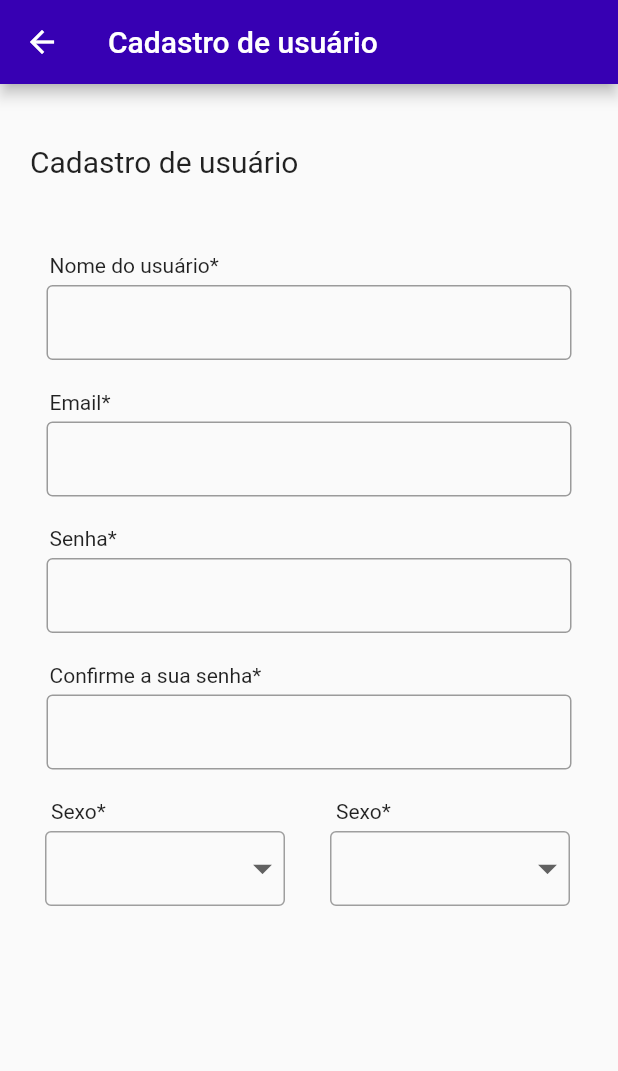
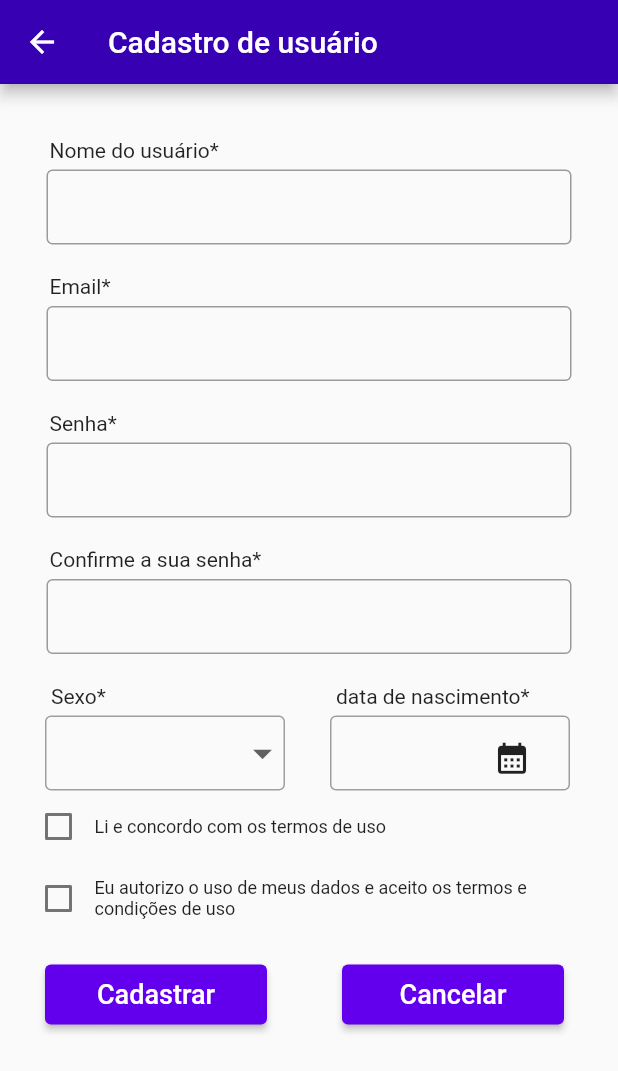
Before and after one commit to MathMedrado/procure_aqui, a Flutter app: the UserFormPage screen opened by its route, on a phone screen of 412 x 824 dp. Shown: the top 1071 px of the screen. Run offline on Flutter 3.47's test engine with Material 2 defaults, Android fonts, the light colour scheme and no system bars.

Commit message:
Adicionado pagina de cadastro de usuario

```diff
--- a/frontend/procure_aqui/lib/components/UserFormPage.dart
+++ b/frontend/procure_aqui/lib/components/UserFormPage.dart
@@ -1,5 +1,8 @@
+import 'dart:ui';
+
 import 'package:flutter/material.dart';
 import 'userForm.dart';
+import 'package:intl/intl.dart';
 
 class UserFormPage extends StatefulWidget {
   const UserFormPage({super.key});
@@ -11,6 +14,10 @@ class UserFormPage extends StatefulWidget {
 class _UserFormPageState extends State<UserFormPage> {
 
   String? _sexDropDownValue;
+  DateTime? _dateTime;
+  bool? _isChecked1 = false;
+  bool? _isChecked2 = false;
+
 
   void sexDropDownHandler(String? selectedValue){
     if(selectedValue is String){
@@ -23,22 +30,19 @@ class _UserFormPageState extends State<UserFormPage> {
   @override
   Widget build(BuildContext context) {
     return Scaffold(
+      resizeToAvoidBottomInset: false,
       appBar: AppBar(
         title: Text('Cadastro de usuário'),
         backgroundColor: Color(0xFF3700B3),
 
       ),
-      body: Column(
+      body: SingleChildScrollView(
+        child: Column(
           crossAxisAlignment: CrossAxisAlignment.start,
           children: [
             Container(
-            margin: EdgeInsets.fromLTRB(20, 40, 0, 50),
-            child: Text(
-              'Cadastro de usuário',
-              style: TextStyle(
-                fontSize: 20
-              ),
-              ),
+              margin: EdgeInsets.fromLTRB(0, 0, 0, 20),
+              child: Text('')
             ),
             inputField(inputText: 'Nome do usuário*'),
             inputField(inputText: 'Email*'),
@@ -81,34 +85,140 @@ class _UserFormPageState extends State<UserFormPage> {
                     Container(
                       width: 150,
                       margin: EdgeInsets.only(left: 28, bottom: 5),
-                    child: Text('Sexo*')
+                      child: Text('data de nascimento*')
                     ),
                     Container(
                       width: 160,
                       height: 50,
                       margin: EdgeInsets.only(left: 30),
-                    child: DropdownButtonFormField(items: const [
-                      DropdownMenuItem(child: Text('Masculino'),value: "Masculino"),
-                      DropdownMenuItem(child: Text('Feminino'),value: "Feminino"),
+                      decoration: BoxDecoration(
+                        border: Border.all(color: Colors.grey),
+                        borderRadius: BorderRadius.all(Radius.circular(4))
+                      ),
+                      child:  Row(
+                        children: [
+                          Padding(
+                            padding: const EdgeInsets.all(10.0),
+                            child: Text(
+                              _dateTime == null? '                     ' : DateFormat('d/MM/y').format(_dateTime!)
+                            ),
+                          ),
+                          IconButton(
+                            icon: Icon(Icons.calendar_month),
+                            iconSize: 25,
+                            alignment: Alignment.bottomRight,
+                            onPressed: (){
+                              showDatePicker(
+                                context: context,
+                                initialDate: DateTime.now(),
+                                firstDate: DateTime(2001),
+                                lastDate: DateTime(2099)
+                              ).then((date) {
+                                setState(() {
+                                  _dateTime = date;
+                                });
+                              });
+                            },
+                          ),
                         ],
-                    value: _sexDropDownValue,
-                    onChanged: sexDropDownHandler,
-                    iconSize: 30,
-                    isExpanded: true,
-                    decoration: const InputDecoration(
-                      enabledBorder: OutlineInputBorder(
-                        borderSide: BorderSide(
-                          color: Colors.grey
                       )
+                    ),
+                  ],
+                ),
+              ],
+            ),
+            Row(
+              children: [
+                Container(
+                  margin: EdgeInsets.only(left: 15),
+                  child: Checkbox(
+                    value: _isChecked1,
+                    onChanged: (bool? value){
+                      setState(() {
+                        _isChecked1 = value;
+                      });
+                    }
+                  ),
+                ),
+                Text(
+                  'Li e concordo com os termos de uso',
+                  style: TextStyle(
+                    fontSize: 12
+                  ),
                 )
+              ],
+            ),
+            Row(
+              children: [
+                Container(
+                  margin: EdgeInsets.only(left: 15),
+                  child: Checkbox(
+                    value: _isChecked2,
+                    onChanged: (bool? value){
+                      setState(() {
+                        _isChecked2 = value;
+                      });
+                    }
+                  ),
+                ),
+                const SizedBox(
+                  width: 320,
+                  child: Text(
+                    'Eu autorizo o uso de meus dados e aceito os termos e condições de uso',
+                    style: TextStyle(
+                      fontSize: 12
+                    ),
+                  ),
+                )
+              ],
+            ),
+            Row(
+              children: [
+                Container(
+                  width: 148,
+                  height: 40,
+                  margin: EdgeInsets.only(left: 30, top: 20),
+                  child:
+                    ElevatedButton(
+                      child: const Text(
+                        'Cadastrar',
+                        style: TextStyle(
+                          fontSize: 18
+                        ),
+                      ),
+                      onPressed: (){},
+                      style: ButtonStyle(
+                              backgroundColor: MaterialStatePropertyAll(Color.fromRGBO(98, 0, 238, 30.0)),
+                              foregroundColor: MaterialStatePropertyAll(Colors.white),
+                              ),
+                    ),
+                ),
+                Container(
+                  width: 148,
+                  height: 40,
+                  margin: EdgeInsets.only(left: 50, top: 20),
+                  child:
+                    ElevatedButton(
+                      child: const Text(
+                        'Cancelar',
+                        style: TextStyle(
+                          fontSize: 18
+                        ),
+                      ),
+                      onPressed: (){
+
+                      },
+                      style:
+                      ButtonStyle(
+                        backgroundColor: MaterialStatePropertyAll(Color.fromRGBO(98, 0, 238, 30.0)),
+                        foregroundColor: MaterialStatePropertyAll(Colors.white),
                       ),
                     ),
                 ),
               ],
             ),
           ],
-          )
-        ],
+        ),
       ),
     );
   }
--- a/frontend/procure_aqui/pubspec.yaml
+++ b/frontend/procure_aqui/pubspec.yaml
@@ -36,6 +36,7 @@ dependencies:
   # The following adds the Cupertino Icons font to your application.
   # Use with the CupertinoIcons class for iOS style icons.
   cupertino_icons: ^1.0.2
+  intl: ^0.17.0
 
 dev_dependencies:
   flutter_test:
```
Also changed, not shown: frontend/procure_aqui/pubspec.lock. Lines whose indentation alone changed are shown as unchanged.
